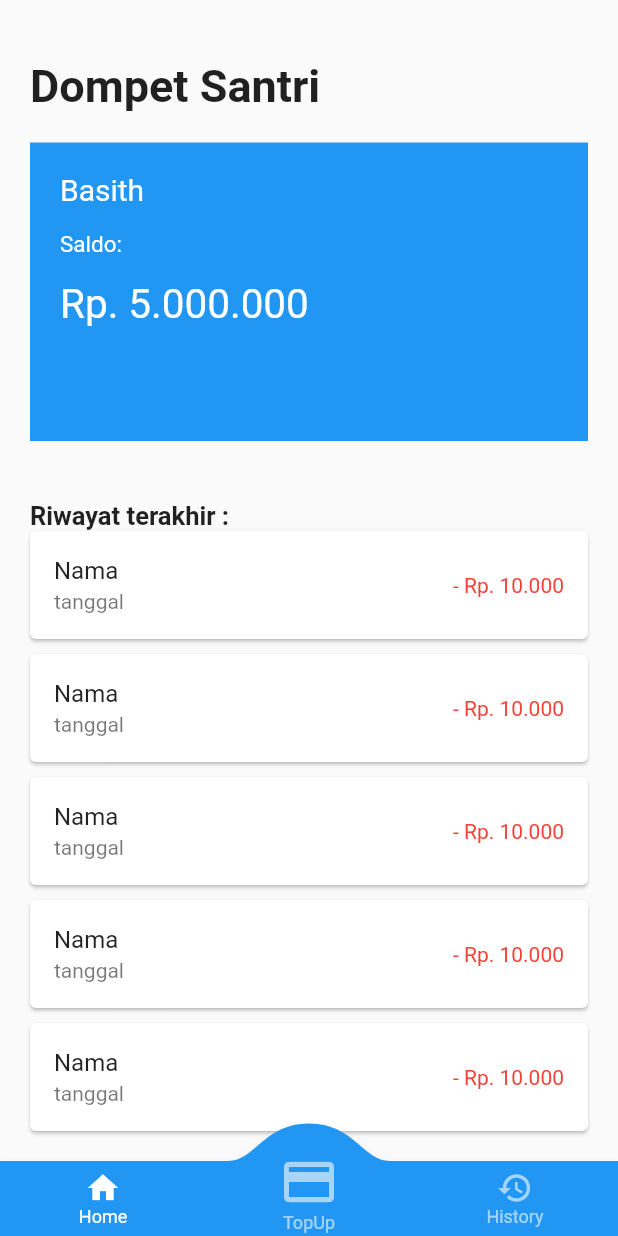
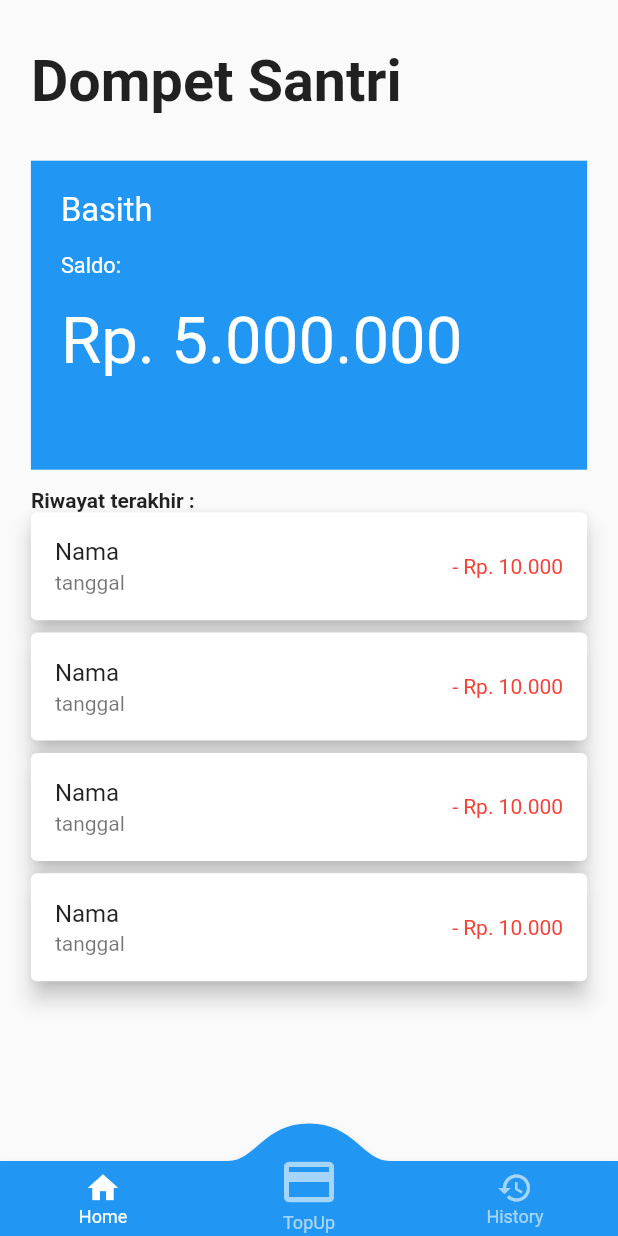
Before and after one commit to gladyne/chasier_tekaja, a Flutter app: the screen it shows after launch, on a phone screen of 412 x 824 dp. Run offline on Flutter 3.47's test engine with Material 2 defaults, Android fonts, the phone set to English and light mode, and no system bars; drawn by our look-alikes of convex_bottom_bar.

Commit message:
Refactor responsive hompage app

```diff
--- a/lib/main.dart
+++ b/lib/main.dart
@@ -56,72 +56,108 @@ class _HomePageState extends State<_HomePage> {
 
   @override
   Widget build(BuildContext context) {
-    print("build");
+    final mediaQueryHight = MediaQuery.of(context).size.height;
+    final mediaQueryWidth = MediaQuery.of(context).size.width;
     return Scaffold(
       body: Column(
         crossAxisAlignment: CrossAxisAlignment.start,
         children: [
           Container(
-            padding: EdgeInsets.only(left: 20, top: 40),
+            height: mediaQueryHight * 0.13,
+            width: mediaQueryWidth * 0.6,
+            margin: EdgeInsets.only(left: mediaQueryWidth * 0.05),
+            child: LayoutBuilder(builder: (context, constraint) {
+              return const FittedBox(
                 child: Text(
                   'Dompet Santri',
                   style: TextStyle(
-                fontSize: 30,
                     fontWeight: FontWeight.bold,
                   ),
                 ),
+              );
+            }),
           ),
           Container(
-            height: 199,
+            height: mediaQueryHight * 0.25,
+            margin: EdgeInsets.symmetric(horizontal: mediaQueryWidth * 0.05),
             width: double.infinity,
-            margin: EdgeInsets.all(20),
-            padding: EdgeInsets.all(20),
-            decoration: BoxDecoration(color: Colors.blue),
-            child: Column(
+            padding: const EdgeInsets.all(20),
+            decoration: const BoxDecoration(color: Colors.blue),
+            child: LayoutBuilder(builder: (context, constraint) {
+              return Column(
                 crossAxisAlignment: CrossAxisAlignment.start,
                 children: [
-                Text(
+                  Container(
+                    height: constraint.maxHeight * 0.15,
+                    child: FittedBox(
+                      child: Text(
                         'Basith',
-                  style: TextStyle(fontSize: 20, color: Colors.white),
+                        style: TextStyle(color: Colors.white),
                       ),
-                SizedBox(
-                  height: 16,
-                ),
-                Text('Saldo:',
-                    style: TextStyle(fontSize: 15, color: Colors.white)),
-                SizedBox(
-                  height: 15,
-                ),
-                Text('Rp. 5.000.000',
-                    style: TextStyle(fontSize: 27, color: Colors.white)),
-              ],
                     ),
                   ),
                   SizedBox(
-            height: 20,
+                    height: constraint.maxHeight * 0.1,
                   ),
                   Container(
-            padding: EdgeInsets.only(left: 20),
+                    height: constraint.maxHeight * 0.1,
+                    child: FittedBox(
+                      child: Text(
+                        'Saldo:',
+                        style: TextStyle(
+                          color: Colors.white,
+                        ),
+                      ),
+                    ),
+                  ),
+                  SizedBox(
+                    height: constraint.maxHeight * 0.1,
+                  ),
+                  Container(
+                    height: constraint.maxHeight * 0.3,
+                    child: FittedBox(
+                      child: Text(
+                        'Rp. 5.000.000',
+                        style: TextStyle(
+                          color: Colors.white,
+                        ),
+                      ),
+                    ),
+                  ),
+                ],
+              );
+            }),
+          ),
+          SizedBox(
+            height: mediaQueryHight * 0.015,
+          ),
+          Container(
+            margin: EdgeInsets.only(left: mediaQueryWidth * 0.05),
+            child: const FittedBox(
               child: Text(
                 'Riwayat terakhir :',
                 style: TextStyle(
-                fontSize: 17,
                   fontWeight: FontWeight.bold,
+                ),
               ),
             ),
           ),
           Expanded(
             child: ListView.builder(
-              itemCount: 5,
+              itemCount: 4,
               itemBuilder: (context, index) {
                 return Card(
-                  margin: EdgeInsets.only(left: 20, right: 20, bottom: 10),
+                  elevation: 6,
+                  margin: EdgeInsets.only(
+                      left: mediaQueryWidth * 0.05,
+                      right: mediaQueryWidth * 0.05,
+                      bottom: mediaQueryHight * 0.01),
                   child: ListTile(
                     title: Text('Nama'),
                     subtitle: Text('tanggal'),
                     trailing: Text(
                       '- Rp. 10.000',
-                      style: TextStyle(color: Colors.red),
+                      style: const TextStyle(color: Colors.red),
                     ),
                   ),
                 );
@@ -131,7 +167,7 @@ class _HomePageState extends State<_HomePage> {
         ],
       ),
       bottomNavigationBar: ConvexAppBar(
-        items: [
+        items: const [
           TabItem(icon: Icons.home, title: 'Home'),
           TabItem(icon: Icons.payment, title: 'TopUp'),
           TabItem(icon: Icons.history, title: 'History')
```
Lines whose indentation alone changed are shown as unchanged.
